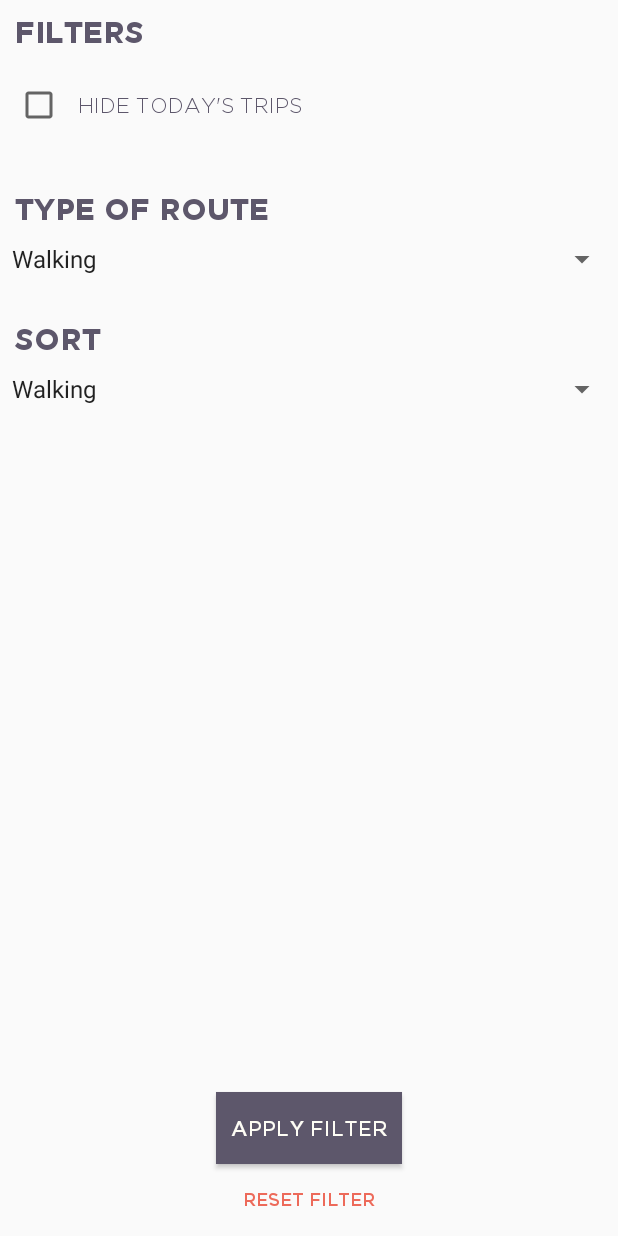
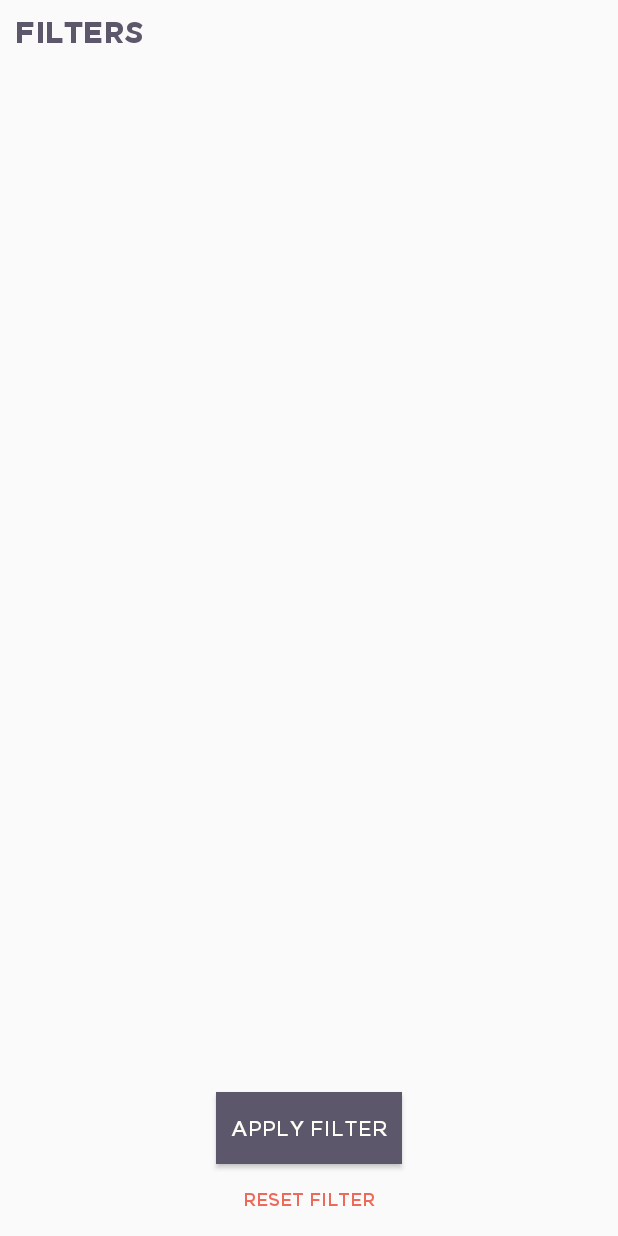
Before and after one commit to nevrborn/Wroute, an Android app: the layout fragment_filter.xml on its own in the app's theme, with its tools: preview values and no code run, on a phone screen of 412 x 824 dp. Run offline under Robolectric (Android 15) with nearby library versions, the phone set to English and light mode, and no system bars.

Commit message:
Took away filters for now

```diff
--- a/app/src/main/res/layout/fragment_filter.xml
+++ b/app/src/main/res/layout/fragment_filter.xml
@@ -25,59 +25,59 @@
             android:textAllCaps="true"
             android:fontFamily="@font/gotham_bold"/>
 
-        <LinearLayout
-            android:layout_width="match_parent"
-            android:layout_height="wrap_content"
-            android:orientation="horizontal"
-            android:padding="10dp">
+        <!--<LinearLayout-->
+            <!--android:layout_width="match_parent"-->
+            <!--android:layout_height="wrap_content"-->
+            <!--android:orientation="horizontal"-->
+            <!--android:padding="10dp">-->
 
-            <CheckBox
-                android:layout_width="match_parent"
-                android:layout_height="wrap_content"
-                android:text="@string/filter_hide_today"
-                android:padding="10dp"
-                android:textSize="14sp"
-                android:textColor="@color/appDarkBlue"
-                android:textAllCaps="true"
-                android:fontFamily="@font/gotham_light"/>
+            <!--<CheckBox-->
+                <!--android:layout_width="match_parent"-->
+                <!--android:layout_height="wrap_content"-->
+                <!--android:text="@string/filter_hide_today"-->
+                <!--android:padding="10dp"-->
+                <!--android:textSize="14sp"-->
+                <!--android:textColor="@color/appDarkBlue"-->
+                <!--android:textAllCaps="true"-->
+                <!--android:fontFamily="@font/gotham_light"/>-->
 
-        </LinearLayout>
+        <!--</LinearLayout>-->
 
-        <TextView
-            android:layout_width="match_parent"
-            android:layout_height="wrap_content"
-            android:text="@string/filter_type_of_route"
-            android:padding="10dp"
-            android:textSize="20sp"
-            android:textColor="@color/appDarkBlue"
-            android:textAllCaps="true"
-            android:fontFamily="@font/gotham_bold"
-            android:layout_marginTop="20dp"/>
+        <!--<TextView-->
+            <!--android:layout_width="match_parent"-->
+            <!--android:layout_height="wrap_content"-->
+            <!--android:text="@string/filter_type_of_route"-->
+            <!--android:padding="10dp"-->
+            <!--android:textSize="20sp"-->
+            <!--android:textColor="@color/appDarkBlue"-->
+            <!--android:textAllCaps="true"-->
+            <!--android:fontFamily="@font/gotham_bold"-->
+            <!--android:layout_marginTop="20dp"/>-->
 
-        <Spinner
-            android:id="@+id/spinner_filter_type"
-            android:layout_width="match_parent"
-            android:layout_height="wrap_content"
-            android:entries="@array/transport_modes"
-            android:prompt="@string/transport_mode_prompt"/>
+        <!--<Spinner-->
+            <!--android:id="@+id/spinner_filter_type"-->
+            <!--android:layout_width="match_parent"-->
+            <!--android:layout_height="wrap_content"-->
+            <!--android:entries="@array/transport_modes"-->
+            <!--android:prompt="@string/transport_mode_prompt"/>-->
 
-        <TextView
-            android:layout_width="match_parent"
-            android:layout_height="wrap_content"
-            android:text="@string/filter_sort_title"
-            android:padding="10dp"
-            android:textSize="20sp"
-            android:textColor="@color/appDarkBlue"
-            android:textAllCaps="true"
-            android:fontFamily="@font/gotham_bold"
-            android:layout_marginTop="20dp"/>
+        <!--<TextView-->
+            <!--android:layout_width="match_parent"-->
+            <!--android:layout_height="wrap_content"-->
+            <!--android:text="@string/filter_sort_title"-->
+            <!--android:padding="10dp"-->
+            <!--android:textSize="20sp"-->
+            <!--android:textColor="@color/appDarkBlue"-->
+            <!--android:textAllCaps="true"-->
+            <!--android:fontFamily="@font/gotham_bold"-->
+            <!--android:layout_marginTop="20dp"/>-->
 
-        <Spinner
-            android:id="@+id/spinner_filter_sort"
-            android:layout_width="match_parent"
-            android:layout_height="wrap_content"
-            android:entries="@array/transport_modes"
-            android:prompt="@string/transport_mode_prompt"/>
+        <!--<Spinner-->
+            <!--android:id="@+id/spinner_filter_sort"-->
+            <!--android:layout_width="match_parent"-->
+            <!--android:layout_height="wrap_content"-->
+            <!--android:entries="@array/transport_modes"-->
+            <!--android:prompt="@string/transport_mode_prompt"/>-->
 
 
         <LinearLayout
```
